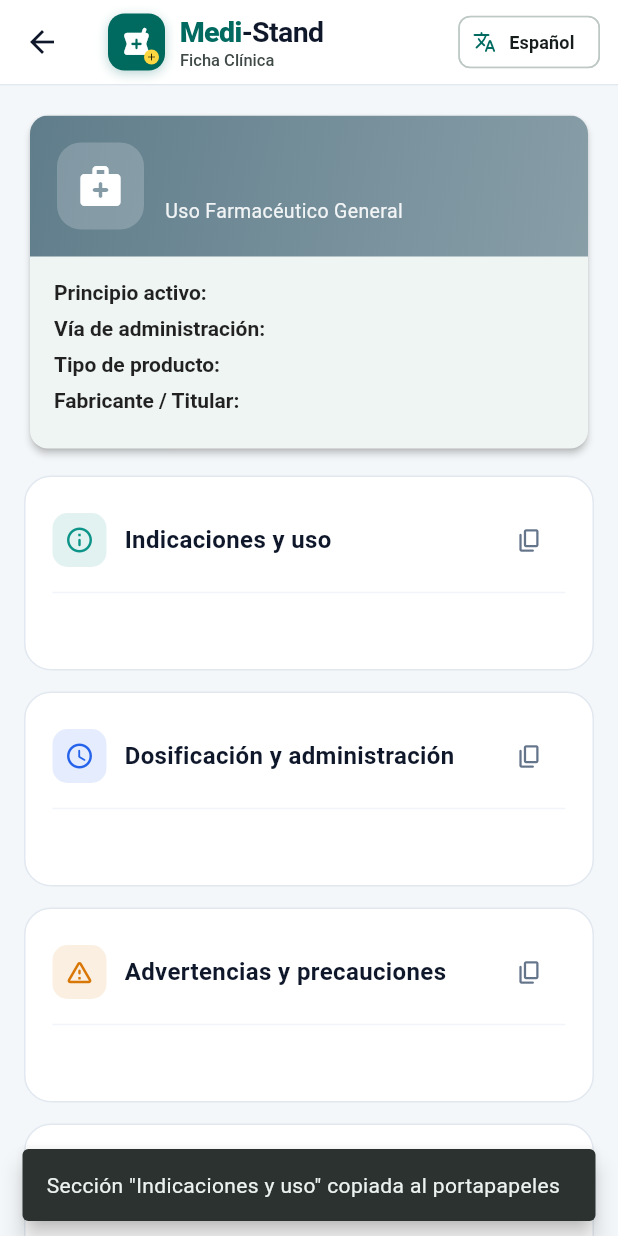
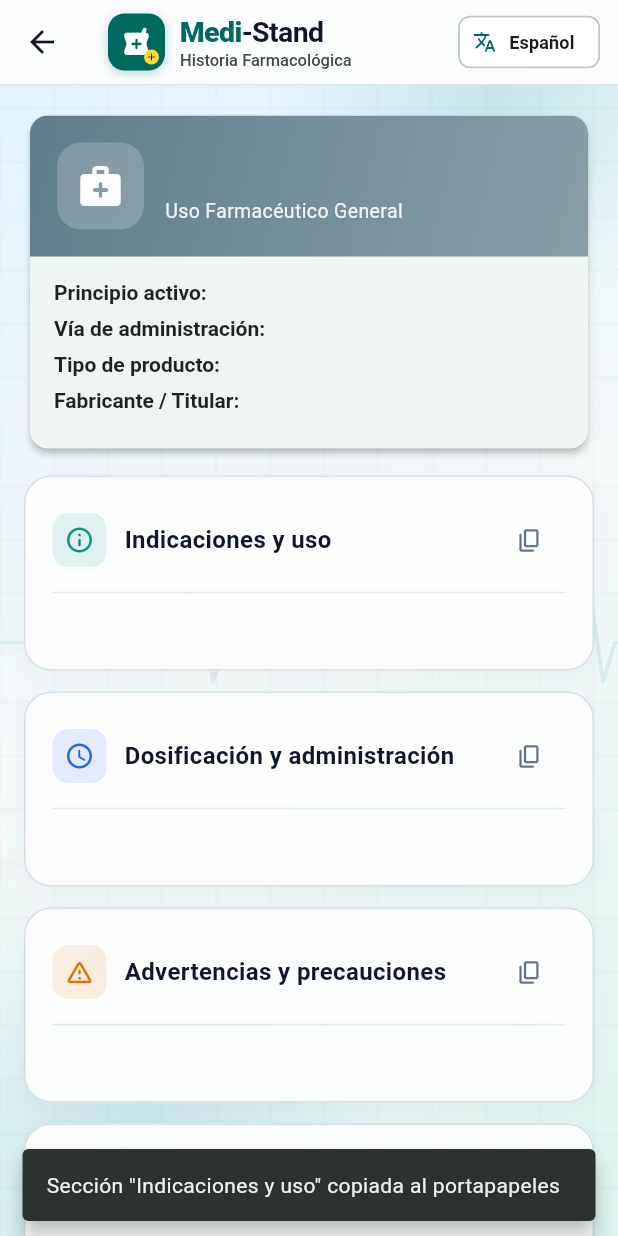
Before and after one commit to rafav202/medi_stand, a Flutter app: the DetalleMedicamentoScreen screen opened directly with empty values, after a tap on the "content copy" icon, on a phone screen of 412 x 824 dp. Run offline on Flutter 3.47's test engine with Material 3 defaults, Android fonts, the phone set to English and light mode, and no system bars; our stand-ins replace fl_chart; network calls fail.

Commit message:
style: agrega fondo hospitalario con onda ECG, cuadricula clinica y cruces medicas

```diff
--- a/lib/screens/detalle_medicamento_screen.dart
+++ b/lib/screens/detalle_medicamento_screen.dart
@@ -3,6 +3,7 @@ import 'package:flutter/services.dart';
 
 import '../models/medicamento.dart';
 import '../services/medicamento_service.dart';
+import '../widgets/fondo_hospitalario.dart';
 import '../widgets/medi_stand_logo.dart';
 import '../widgets/medicamento_visual.dart';
 
@@ -59,7 +60,6 @@ class _DetalleMedicamentoScreenState extends State<DetalleMedicamentoScreen> {
   Future<void> _traducirFichaAlEspanol() async {
     final med = widget.medicamento;
 
-    // Traducimos las 5 secciones clínicas en paralelo para máxima velocidad
     final resultados = await Future.wait<String>([
       _servicio.traducirTexto(med.indicaciones),
       _servicio.traducirTexto(med.dosificacion),
@@ -98,9 +98,10 @@ class _DetalleMedicamentoScreenState extends State<DetalleMedicamentoScreen> {
   Widget build(BuildContext context) {
     final med = widget.medicamento;
 
-    return Scaffold(
+    return FondoHospitalario(
+      child: Scaffold(
         appBar: AppBar(
-        title: const MediStandLogo(subtitulo: 'Ficha Clínica'),
+          title: const MediStandLogo(subtitulo: 'Historia Farmacológica'),
           actions: [
             Padding(
               padding: const EdgeInsets.only(right: 12),
@@ -133,7 +134,10 @@ class _DetalleMedicamentoScreenState extends State<DetalleMedicamentoScreen> {
           ],
           bottom: PreferredSize(
             preferredSize: const Size.fromHeight(1),
-          child: Container(height: 1, color: const Color(0xFFE2E8F0)),
+            child: Container(
+              height: 1,
+              color: const Color(0xFFCBD5E1).withValues(alpha: 0.7),
+            ),
           ),
         ),
         body: Center(
@@ -142,15 +146,12 @@ class _DetalleMedicamentoScreenState extends State<DetalleMedicamentoScreen> {
             child: ListView(
               padding: const EdgeInsets.all(16),
               children: [
-              // Banner visual + galería de fotos del medicamento
                 MedicamentoBannerVisual(
                   medicamento: med,
                   urlsImagenes: _urlsImagenes,
                   cargandoImagenes: _cargandoImagenes,
                 ),
                 const SizedBox(height: 14),
-
-              // Secciones clínicas detalladas en español (con opción de ver original)
                 _seccionInfo(
                   context,
                   titulo: 'Indicaciones y uso',
@@ -200,6 +201,7 @@ class _DetalleMedicamentoScreenState extends State<DetalleMedicamentoScreen> {
             ),
           ),
         ),
+      ),
     );
   }
 
@@ -214,9 +216,18 @@ class _DetalleMedicamentoScreenState extends State<DetalleMedicamentoScreen> {
       margin: const EdgeInsets.only(bottom: 14),
       padding: const EdgeInsets.all(18),
       decoration: BoxDecoration(
-        color: Colors.white,
+        color: Colors.white.withValues(alpha: 0.94),
         borderRadius: BorderRadius.circular(18),
-        border: Border.all(color: const Color(0xFFE2E8F0)),
+        border: Border.all(
+          color: const Color(0xFFCBD5E1).withValues(alpha: 0.8),
+        ),
+        boxShadow: [
+          BoxShadow(
+            color: const Color(0xFF0F172A).withValues(alpha: 0.04),
+            blurRadius: 10,
+            offset: const Offset(0, 4),
+          ),
+        ],
       ),
       child: Column(
         crossAxisAlignment: CrossAxisAlignment.start,
@@ -253,7 +264,7 @@ class _DetalleMedicamentoScreenState extends State<DetalleMedicamentoScreen> {
               ),
             ],
           ),
-          const Divider(height: 22, color: Color(0xFFF1F5F9)),
+          const Divider(height: 22, color: Color(0xFFE2E8F0)),
           Text(
             contenido,
             style: const TextStyle(
--- /dev/null
+++ b/lib/widgets/fondo_hospitalario.dart
@@ -0,0 +1,211 @@
+import 'package:flutter/material.dart';
+
+/// Fondo con estética hospitalaria: degradado clínico, halos de luz suave,
+/// cuadrícula médica, onda de electrocardiograma (ECG) y cruces farmacéuticas.
+class FondoHospitalario extends StatelessWidget {
+  final Widget child;
+
+  const FondoHospitalario({super.key, required this.child});
+
+  @override
+  Widget build(BuildContext context) {
+    return Stack(
+      children: [
+        // 1. Capa base: degradado clínico luminoso (verde menta -> blanco -> azul cielo)
+        Container(
+          decoration: const BoxDecoration(
+            gradient: LinearGradient(
+              colors: [
+                Color(0xFFE0F2FE), // Azul hospitalario muy suave arriba
+                Color(0xFFF4F9F9), // Blanco clínico en el centro
+                Color(0xFFDDF3EE), // Verde agua quirúrgico suave abajo
+              ],
+              begin: Alignment.topLeft,
+              end: Alignment.bottomRight,
+            ),
+          ),
+        ),
+
+        // 2. Halo de luz ambiental superior derecho (color monitor clínico)
+        Positioned(
+          top: -90,
+          right: -70,
+          child: Container(
+            width: 300,
+            height: 300,
+            decoration: BoxDecoration(
+              shape: BoxShape.circle,
+              gradient: RadialGradient(
+                colors: [
+                  const Color(0xFF0D9488).withValues(alpha: 0.16),
+                  const Color(0xFF0D9488).withValues(alpha: 0.0),
+                ],
+              ),
+            ),
+          ),
+        ),
+
+        // 3. Halo de luz ambiental inferior izquierdo (azul médico)
+        Positioned(
+          bottom: -110,
+          left: -80,
+          child: Container(
+            width: 340,
+            height: 340,
+            decoration: BoxDecoration(
+              shape: BoxShape.circle,
+              gradient: RadialGradient(
+                colors: [
+                  const Color(0xFF0284C7).withValues(alpha: 0.14),
+                  const Color(0xFF0284C7).withValues(alpha: 0.0),
+                ],
+              ),
+            ),
+          ),
+        ),
+
+        // 4. Capa vectorial: cuadrícula de historia clínica, onda ECG y cruces médicas
+        Positioned.fill(
+          child: IgnorePointer(
+            child: CustomPaint(painter: _HospitalAmbientPainter()),
+          ),
+        ),
+
+        // 5. Contenido real de la pantalla encima del fondo
+        child,
+      ],
+    );
+  }
+}
+
+class _HospitalAmbientPainter extends CustomPainter {
+  @override
+  void paint(Canvas canvas, Size size) {
+    // A. Cuadrícula sutil estilo papel de electrocardiograma / hoja clínica
+    final gridPaint = Paint()
+      ..color = const Color(0xFF0D9488).withValues(alpha: 0.045)
+      ..strokeWidth = 1.0;
+
+    const double pasoCuadricula = 36.0;
+    for (double x = 0; x < size.width; x += pasoCuadricula) {
+      canvas.drawLine(Offset(x, 0), Offset(x, size.height), gridPaint);
+    }
+    for (double y = 0; y < size.height; y += pasoCuadricula) {
+      canvas.drawLine(Offset(0, y), Offset(size.width, y), gridPaint);
+    }
+
+    // B. Onda de electrocardiograma (ECG) cruzando suavemente a media altura
+    final ecgPaint = Paint()
+      ..color = const Color(0xFF0D9488).withValues(alpha: 0.11)
+      ..strokeWidth = 2.4
+      ..style = PaintingStyle.stroke
+      ..strokeCap = StrokeCap.round
+      ..strokeJoin = StrokeJoin.round;
+
+    final ecgPath = Path();
+    final double baseY = size.height * 0.52;
+    ecgPath.moveTo(0, baseY);
+
+    double currentX = 0;
+    const double cicloAncho = 260.0;
+
+    while (currentX < size.width + cicloAncho) {
+      // Línea base inicial
+      ecgPath.lineTo(currentX + 70, baseY);
+      // Onda P (pequeña elevación)
+      ecgPath.quadraticBezierTo(
+        currentX + 82,
+        baseY - 12,
+        currentX + 94,
+        baseY,
+      );
+      ecgPath.lineTo(currentX + 110, baseY);
+      // Complejo QRS (pico pronunciado de latido)
+      ecgPath.lineTo(currentX + 118, baseY + 14);
+      ecgPath.lineTo(currentX + 130, baseY - 58);
+      ecgPath.lineTo(currentX + 142, baseY + 26);
+      ecgPath.lineTo(currentX + 150, baseY);
+      // Segmento ST y onda T
+      ecgPath.lineTo(currentX + 170, baseY);
+      ecgPath.quadraticBezierTo(
+        currentX + 188,
+        baseY - 20,
+        currentX + 206,
+        baseY,
+      );
+      ecgPath.lineTo(currentX + cicloAncho, baseY);
+
+      currentX += cicloAncho;
+    }
+    canvas.drawPath(ecgPath, ecgPaint);
+
+    // C. Cruces médicas sutiles en posiciones estratégicas
+    final cruzPaint = Paint()
+      ..color = const Color(0xFF0F766E).withValues(alpha: 0.065)
+      ..style = PaintingStyle.fill;
+
+    _dibujarCruzMedica(
+      canvas,
+      centro: Offset(size.width * 0.10, size.height * 0.24),
+      tamano: 44,
+      paint: cruzPaint,
+    );
+    _dibujarCruzMedica(
+      canvas,
+      centro: Offset(size.width * 0.88, size.height * 0.30),
+      tamano: 56,
+      paint: cruzPaint,
+    );
+    _dibujarCruzMedica(
+      canvas,
+      centro: Offset(size.width * 0.16, size.height * 0.78),
+      tamano: 50,
+      paint: cruzPaint,
+    );
+    _dibujarCruzMedica(
+      canvas,
+      centro: Offset(size.width * 0.85, size.height * 0.82),
+      tamano: 42,
+      paint: cruzPaint,
+    );
+  }
+
+  void _dibujarCruzMedica(
+    Canvas canvas, {
+    required Offset centro,
+    required double tamano,
+    required Paint paint,
+  }) {
+    final double grosor = tamano * 0.34;
+    final double mitad = tamano / 2;
+    final double mitadGrosor = grosor / 2;
+
+    // Barra vertical redondeada
+    final vertical = RRect.fromRectAndRadius(
+      Rect.fromLTRB(
+        centro.dx - mitadGrosor,
+        centro.dy - mitad,
+        centro.dx + mitadGrosor,
+        centro.dy + mitad,
+      ),
+      const Radius.circular(6),
+    );
+
+    // Barra horizontal redondeada
+    final horizontal = RRect.fromRectAndRadius(
+      Rect.fromLTRB(
+        centro.dx - mitad,
+        centro.dy - mitadGrosor,
+        centro.dx + mitad,
+        centro.dy + mitadGrosor,
+      ),
+      const Radius.circular(6),
+    );
+
+    canvas.drawRRect(vertical, paint);
+    canvas.drawRRect(horizontal, paint);
+  }
+
+  @override
+  bool shouldRepaint(covariant CustomPainter oldDelegate) => false;
+}
```
Also changed, not shown: lib/main.dart (+54 -14 lines), lib/screens/consulta_medicamentos_screen.dart (+120 -55 lines). Lines whose indentation alone changed are shown as unchanged.
